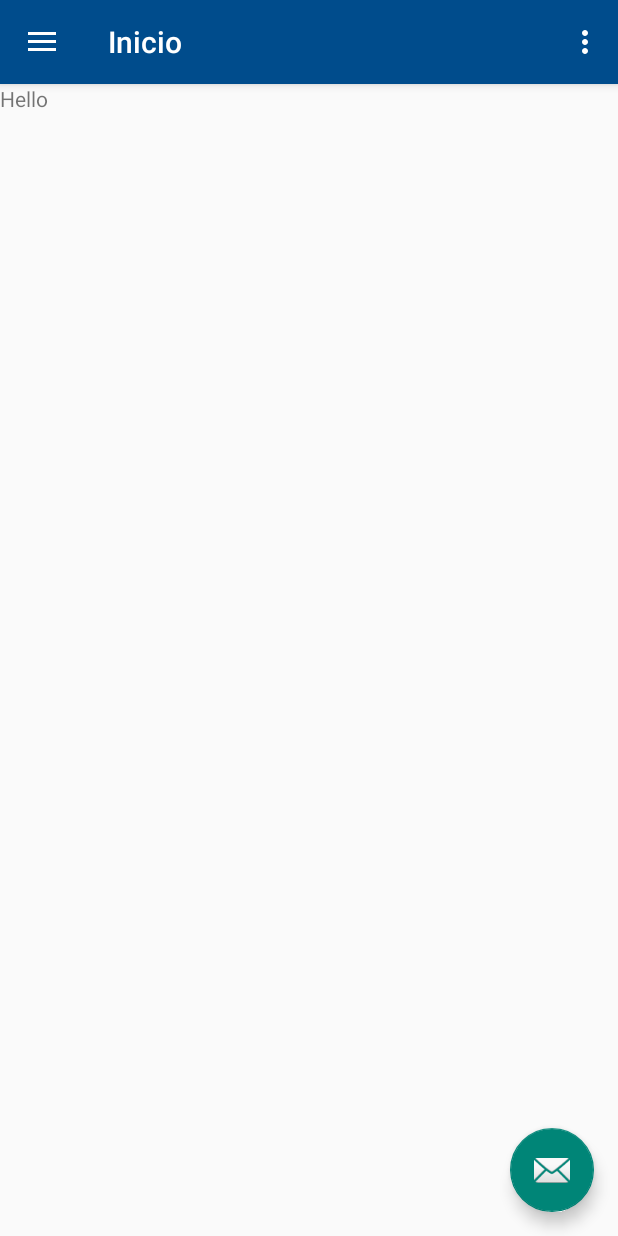
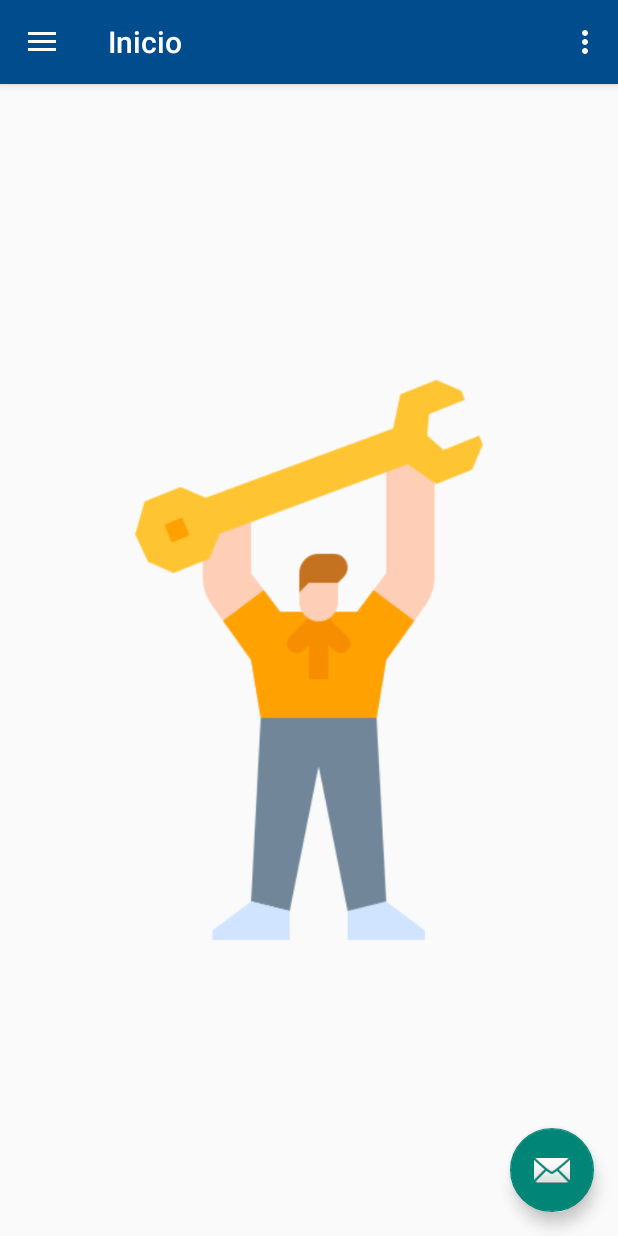
Before and after one commit to ahuamana/ProyectoOxigeno, an Android app: the screen it shows after launch once a user with an empty profile is signed in (MainActivity), on a phone screen of 412 x 824 dp. Run offline under Robolectric (Android 15) with nearby library versions, the light colour scheme and no system bars; our stand-ins replace Firebase (no records; nobody signed in at launch, a user with empty details on screens opened directly), navigation-ui; Roboto replaces fonts that are not available here; 1 statement that could not run was skipped.

Commit message:
Se desabilito los enter en todos los EditText + añadio icono de launcher

```diff
--- a/app/src/main/AndroidManifest.xml
+++ b/app/src/main/AndroidManifest.xml
@@ -6,7 +6,7 @@
 
     <application
         android:allowBackup="true"
-        android:icon="@mipmap/ic_launcher"
+        android:icon="@drawable/logolauncher"
         android:label="Oxigenate"
         android:roundIcon="@mipmap/ic_launcher_round"
         android:supportsRtl="true"
--- a/app/src/main/java/com/example/proyectooxigen/rules/validaciones.java
+++ b/app/src/main/java/com/example/proyectooxigen/rules/validaciones.java
@@ -25,7 +25,7 @@ public class validaciones {
     {
         if(sp.getSelectedItemPosition()==0){
             TextView errorText=(TextView)sp.getSelectedView();
-            errorText.setError("");
+            errorText.setError("Error");
             errorText.setTextColor(Color.RED);
             errorText.setText(mensaje);
             valid=false;
--- a/app/src/main/res/layout/activity_register.xml
+++ b/app/src/main/res/layout/activity_register.xml
@@ -91,6 +91,7 @@
                     android:padding="15dp"
                     android:hint="Nombre"
                     android:textStyle="bold"
+                    android:singleLine="true"
                     android:layout_marginTop="30dp"
                     android:textColorHint="#696969"
                     android:textColor="#000000"
@@ -116,6 +117,7 @@
                     android:padding="15dp"
                     android:hint="E-mail"
                     android:textStyle="bold"
+                    android:singleLine="true"
                     android:layout_marginTop="30dp"
                     android:textColorHint="#696969"
                     android:textColor="#000000"
@@ -143,6 +145,7 @@
                     android:padding="15dp"
                     android:hint="Password"
                     android:textStyle="bold"
+                    android:singleLine="true"
                     android:layout_marginTop="30dp"
                     android:textColorHint="#696969"
                     android:textColor="#050505"
@@ -169,6 +172,7 @@
                     android:hint="Password"
                     android:entries="@array/TiposUsuarios"
                     android:textStyle="bold"
+                    android:singleLine="true"
                     android:layout_marginTop="30dp"
                     android:textColorHint="#696969"
                     android:textColor="#393939"
--- a/app/src/main/res/layout/activity_start.xml
+++ b/app/src/main/res/layout/activity_start.xml
@@ -129,6 +129,7 @@
                     android:hint="E-mail"
                     android:textStyle="bold"
                     android:layout_marginTop="30dp"
+                    android:singleLine="true"
                     android:textColorHint="@color/white"
                     android:textColor="@color/primaryTextColor"
                     android:background="@android:color/transparent"
@@ -150,6 +151,7 @@
                     android:padding="15dp"
                     android:hint="Password"
                     android:textStyle="bold"
+                    android:singleLine="true"
                     android:layout_marginTop="30dp"
                     android:textColorHint="@color/white"
                     android:textColor="@color/primaryTextColor"
@@ -244,7 +246,7 @@
         android:layout_width="100dp"
         android:layout_height="100dp"
         android:layout_marginTop="50dp"
-        android:src="@drawable/logostart500"
+        android:src="@drawable/logooxigenate128"
         app:layout_constraintBottom_toBottomOf="@+id/linearLayout"
         app:layout_constraintEnd_toEndOf="@+id/imageView2"
         app:layout_constraintStart_toStartOf="@+id/imageView2"
--- a/app/src/main/res/layout/inicio_fragment.xml
+++ b/app/src/main/res/layout/inicio_fragment.xml
@@ -5,9 +5,10 @@
     android:layout_height="match_parent"
     tools:context=".menus.Inicio.inicio">
 
-    <TextView
+    <ImageView
         android:layout_width="match_parent"
         android:layout_height="match_parent"
+        android:src="@drawable/problemsolving512"
         android:text="Hello" />
 
 </FrameLayout>
--- a/app/src/main/res/menu/activity_main_drawer.xml
+++ b/app/src/main/res/menu/activity_main_drawer.xml
@@ -12,7 +12,7 @@
         <item
             android:id="@+id/nav_registrar"
             android:icon="@drawable/ic_person"
-            android:title="Registrar" />
+            android:title="Registrar Empresa" />
         <item
             android:id="@+id/nav_premium"
             android:icon="@drawable/ic_premium"
--- a/app/src/main/res/navigation/mobile_navigation.xml
+++ b/app/src/main/res/navigation/mobile_navigation.xml
@@ -33,7 +33,7 @@
         android:id="@+id/nav_cerrarsession"
         android:name="com.example.proyectooxigen.menus.cerrarsesion.cerrarsession"
         android:label="Cerrar sesión"
-        tools:layout="@layout/contactenos_fragment" />
+        tools:layout="@layout/cerrarsession_fragment" />
 
 
 </navigation>
```
Also changed, not shown: app/src/main/res/layout/registrar_fragment.xml (+6 -1 lines), app/src/main/res/drawable/logolauncher.png (added), app/src/main/res/drawable/problemsolving512.png (added).
